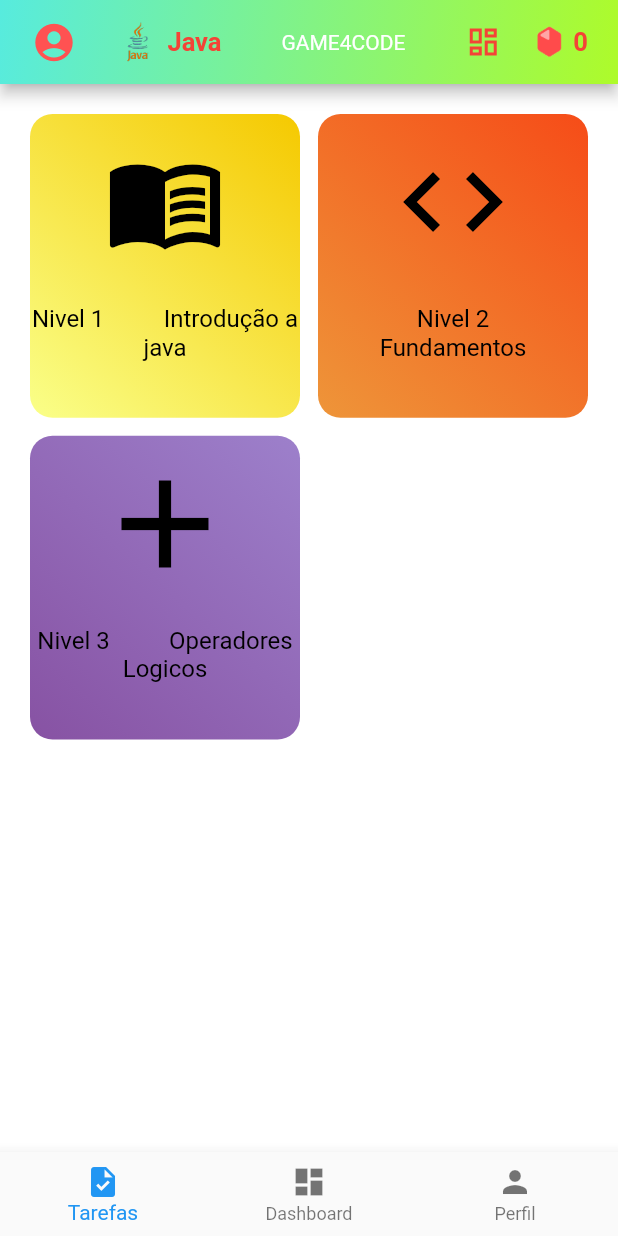
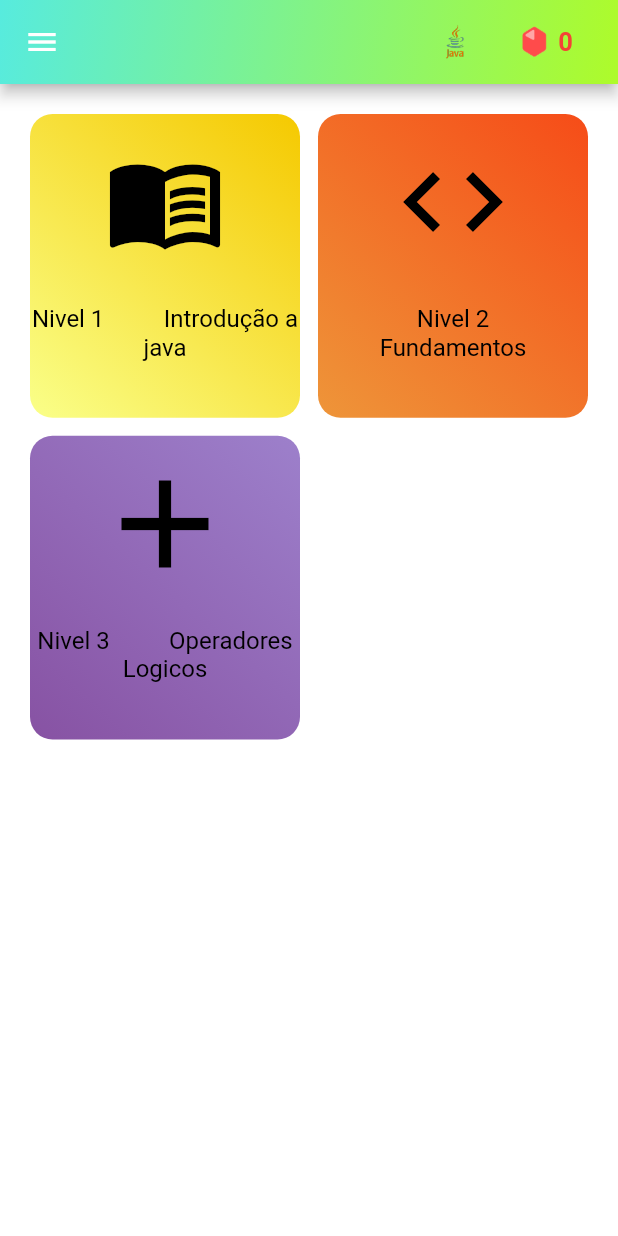
Before and after one commit to okanahs/game4code_G4C, a Flutter app: the Home screen opened by its route, on a phone screen of 412 x 824 dp. Run offline on Flutter 3.47's test engine with Material 2 defaults, Android fonts, the phone set to English and light mode, and no system bars.

Commit message:
Dashboard

```diff
--- a/frontend/game4code/lib/App/view/home.dart
+++ b/frontend/game4code/lib/App/view/home.dart
@@ -4,8 +4,12 @@ import 'package:game4code/App/drawer/drawer.dart';
 import 'package:game4code/App/custom/app_icons.dart';
 import 'package:path/path.dart';
 
-//aluno
-class Home extends StatelessWidget {
+class Home extends StatefulWidget {
+  @override
+  _HomeState createState() => _HomeState();
+}
+
+class _HomeState extends State<Home> {
   @override
   Widget build(BuildContext context) {
     return Scaffold(
@@ -22,17 +26,6 @@ class Home extends StatelessWidget {
               ],
             )),
           ),
-          leading: IconButton(
-            padding: const EdgeInsets.only(left: 16),
-            icon: Icon(
-              Icons.account_circle,
-              size: 30,
-              color: Colors.redAccent,
-            ),
-            onPressed: () {
-              Navigator.pushNamed(context, '/profile');
-            },
-          ),
           actions: <Widget>[
             Row(
               children: <Widget>[
@@ -42,31 +35,12 @@ class Home extends StatelessWidget {
                       "assets/appBar/java.png",
                       height: 29,
                     ),
-                  iconSize: 40,
+                    iconSize: 20,
                     onPressed: () {
                       Navigator.pushNamed(context, '/home');
-                  },
-                ),
-                Text(
-                  "Java",
-                  style: TextStyle(
-                      fontWeight: FontWeight.bold,
-                      color: Colors.red,
-                      fontSize: 17),
-                ),
+                    }),
                 const SizedBox(
-                  width: 40,
-                ),
-                Text('GAME4CODE', style: TextStyle(color: corBranco)),
-                const SizedBox(
-                  width: 40,
-                ),
-                Icon(
-                  Icons.dashboard_outlined,
-                  color: Colors.red,
-                ),
-                const SizedBox(
-                  width: 0,
+                  width: 5,
                 ),
                 IconButton(
                   padding: const EdgeInsets.only(left: 16),
@@ -84,18 +58,18 @@ class Home extends StatelessWidget {
                       fontSize: 17),
                 ),
                 const SizedBox(
-                  width: 20,
+                  width: 30,
                 ),
               ],
             ),
           ],
         ),
-        bottomNavigationBar: _createBottomNavigationBar(),
-        body: getAlunoBody(context));
+        drawer: DrawerHomeWidget(),
+        body: getBody(context));
   }
 }
 
-Widget getAlunoBody(BuildContext context) {
+Widget getBody(BuildContext context) {
   return Center(
       child: GridView.count(
     crossAxisCount: 2,
@@ -231,7 +205,7 @@ Widget getAlunoBody(BuildContext context) {
   ));
 }
 
-Widget _createBottomNavigationBar() {
+Widget _criarBottomNavigationBar() {
   return Container(
     decoration: BoxDecoration(
       gradient: LinearGradient(
@@ -248,7 +222,10 @@ Widget _createBottomNavigationBar() {
     child: BottomNavigationBar(
       currentIndex: 0,
       items: [
-        BottomNavigationBarItem(icon: Icon(Icons.task), title: Text("Tarefas")),
+        BottomNavigationBarItem(
+          icon: Icon(Icons.task),
+          title: Text("Tarefas"),
+        ),
         BottomNavigationBarItem(
             icon: Icon(Icons.dashboard), title: Text("Dashboard")),
         BottomNavigationBarItem(
--- a/frontend/game4code/lib/App/view/login.dart
+++ b/frontend/game4code/lib/App/view/login.dart
@@ -5,7 +5,7 @@ import 'package:game4code/App/view/home.dart';
 import 'package:game4code/App/view/register.dart';
 
 //aluno
-class LoginAluno extends StatelessWidget {
+class Login extends StatelessWidget {
   @override
   Widget build(BuildContext context) {
     return Scaffold(
@@ -117,7 +117,7 @@ class LoginAluno extends StatelessWidget {
                   Navigator.push(
                     context,
                     MaterialPageRoute(
-                      builder: (context) => RegisterAlunoPage(),
+                      builder: (context) => RegisterPage(),
                     ),
                   );
                 },
--- a/frontend/game4code/lib/App/view/register.dart
+++ b/frontend/game4code/lib/App/view/register.dart
@@ -1,14 +1,14 @@
 import 'package:flutter/material.dart';
 import 'package:game4code/App/colors/colors.dart';
 
-class RegisterAlunoPage extends StatelessWidget {
+class RegisterPage extends StatelessWidget {
   @override
   Widget build(BuildContext context) {
-    return Scaffold(body: getAlunoBody(context));
+    return Scaffold(body: getBody(context));
   }
 }
 
-Widget getAlunoBody(BuildContext context) {
+Widget getBody(BuildContext context) {
   return Scaffold(
       appBar: AppBar(
         backgroundColor: corSkyBlue,
```
Also changed, not shown: frontend/game4code/lib/App/App.dart (+7 -7 lines), frontend/game4code/lib/App/drawer/drawer.dart (+35 -86 lines), frontend/game4code/lib/App/view/dashboard.dart (added, +187 -0 lines), frontend/game4code/lib/App/view/resultados.dart (deleted, +0 -46 lines). Lines whose indentation alone changed are shown as unchanged.
